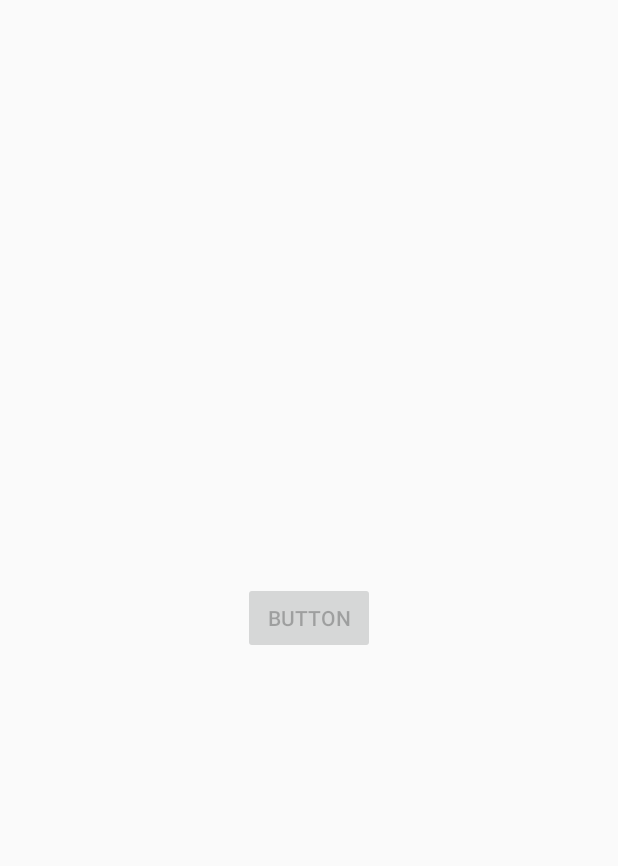
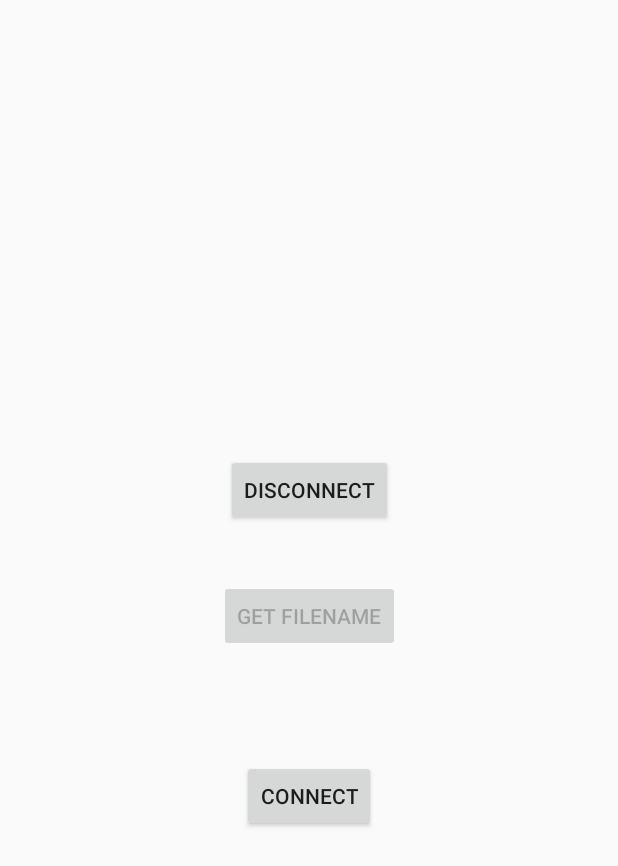
Before and after one commit to cloudyhug/EPJazz, an Android app: the screen it shows after launch (WiFiDirectActivity), on a phone screen of 412 x 824 dp. Shown: the top 866 px of the screen. Run offline under Robolectric (Android 15) with nearby library versions, the phone set to English and light mode, and no system bars; 1 statement that could not run was skipped.

Commit message:
connect and disconnect buttons

```diff
--- a/EPNetworkTest/app/src/main/java/ep/net/DeviceConnectionInfoListener.java
+++ b/EPNetworkTest/app/src/main/java/ep/net/DeviceConnectionInfoListener.java
@@ -21,19 +21,6 @@ public class DeviceConnectionInfoListener implements ConnectionInfoListener {
         return info;
     }
 
-    // fonction ou bouton disconnect -> activity.disconnect()
-    // fonction connect
-    /*
-    {
-        WifiP2pConfig config = new WifiP2pConfig();
-        config.deviceAddress = device.deviceAddress;
-        config.wps.setup = WpsInfo.PBC;
-        // print connecting to + device address
-        // ...
-
-        activity.connect(config);
-    }*/
-
     @Override
     public void onConnectionInfoAvailable(final WifiP2pInfo info) {
         // The owner IP is now known.
--- a/EPNetworkTest/app/src/main/java/ep/net/DeviceListListener.java
+++ b/EPNetworkTest/app/src/main/java/ep/net/DeviceListListener.java
@@ -24,6 +24,10 @@ public class DeviceListListener implements PeerListListener {
             Log.d(WiFiDirectActivity.TAG, "No devices found");
     }
 
+    public List<WifiP2pDevice> getPeers() {
+        return peers;
+    }
+
     public void clearPeers() {
         peers.clear();
     }
--- a/EPNetworkTest/app/src/main/java/ep/net/WiFiDirectActivity.java
+++ b/EPNetworkTest/app/src/main/java/ep/net/WiFiDirectActivity.java
@@ -20,6 +20,7 @@ import android.app.Activity;
 import android.content.BroadcastReceiver;
 import android.content.Context;
 import android.content.IntentFilter;
+import android.net.wifi.WpsInfo;
 import android.net.wifi.p2p.WifiP2pConfig;
 import android.net.wifi.p2p.WifiP2pDevice;
 import android.net.wifi.p2p.WifiP2pInfo;
@@ -59,6 +60,8 @@ public class WiFiDirectActivity extends Activity implements ChannelListener {
     private DeviceConnectionInfoListener connectionInfoListener;
 
     private Button getFilenameButton;
+    private Button connectButton;
+    private Button disconnectButton;
 
     private WiFiDirectActivity activity;
 
@@ -91,12 +94,34 @@ public class WiFiDirectActivity extends Activity implements ChannelListener {
         getFilenameButton = findViewById(R.id.get_filename_button);
         getFilenameButton.setEnabled(false);
 
+        connectButton = findViewById(R.id.connect_button);
+        disconnectButton = findViewById(R.id.disconnect_button);
+
         activity = this;
 
         getFilenameButton.setOnClickListener(new View.OnClickListener() {
             @Override
             public void onClick(View v) {
                 new ClientAsyncTask(activity, connectionInfoListener.getInfo().groupOwnerAddress).execute();
+            }
+        });
+
+        connectButton.setOnClickListener(new View.OnClickListener() {
+            @Override
+            public void onClick(View v) {
+                for (WifiP2pDevice d : deviceListListener.getPeers()) {
+                    WifiP2pConfig config = new WifiP2pConfig();
+                    config.deviceAddress = d.deviceAddress;
+                    config.wps.setup = WpsInfo.PBC;
+                    connect(config);
+                }
+            }
+        });
+
+        disconnectButton.setOnClickListener(new View.OnClickListener() {
+            @Override
+            public void onClick(View v) {
+                disconnect();
             }
         });
 
@@ -137,7 +162,6 @@ public class WiFiDirectActivity extends Activity implements ChannelListener {
         if (!isWifiP2pEnabled) {
             Toast.makeText(WiFiDirectActivity.this, "Warning : Wifi P2P disabled",
                     Toast.LENGTH_SHORT).show();
-            return;
         }
         manager.discoverPeers(channel, new WifiP2pManager.ActionListener() {
 
@@ -171,7 +195,7 @@ public class WiFiDirectActivity extends Activity implements ChannelListener {
         });
     }
 
-    /*public void disconnect() {
+    public void disconnect() {
         // empty the displayed peer list
         // ...
 
@@ -189,7 +213,7 @@ public class WiFiDirectActivity extends Activity implements ChannelListener {
             }
 
         });
-    }*/
+    }
 
     @Override
     public void onChannelDisconnected() {
--- a/EPNetworkTest/app/src/main/res/layout/wifi_direct_activity.xml
+++ b/EPNetworkTest/app/src/main/res/layout/wifi_direct_activity.xml
@@ -14,9 +14,38 @@
         android:layout_marginEnd="8dp"
         android:layout_marginStart="8dp"
         android:layout_marginTop="8dp"
-        android:text="Button"
+        android:text="get filename"
+        app:layout_constraintBottom_toBottomOf="parent"
+        app:layout_constraintEnd_toEndOf="parent"
+        app:layout_constraintHorizontal_bias="0.502"
+        app:layout_constraintStart_toStartOf="parent"
+        app:layout_constraintTop_toTopOf="parent"
+        app:layout_constraintVertical_bias="0.498" />
+
+    <Button
+        android:id="@+id/connect_button"
+        android:layout_width="wrap_content"
+        android:layout_height="wrap_content"
+        android:layout_marginBottom="8dp"
+        android:layout_marginEnd="8dp"
+        android:layout_marginStart="8dp"
+        android:layout_marginTop="8dp"
+        android:text="connect"
         app:layout_constraintBottom_toBottomOf="parent"
         app:layout_constraintEnd_toEndOf="parent"
         app:layout_constraintStart_toStartOf="parent"
-        app:layout_constraintTop_toTopOf="parent" />
+        app:layout_constraintTop_toBottomOf="@+id/get_filename_button"
+        app:layout_constraintVertical_bias="0.196" />
+
+    <Button
+        android:id="@+id/disconnect_button"
+        android:layout_width="wrap_content"
+        android:layout_height="wrap_content"
+        android:layout_marginBottom="36dp"
+        android:layout_marginEnd="8dp"
+        android:layout_marginStart="8dp"
+        android:text="disconnect"
+        app:layout_constraintBottom_toTopOf="@+id/get_filename_button"
+        app:layout_constraintEnd_toEndOf="parent"
+        app:layout_constraintStart_toStartOf="parent" />
 </android.support.constraint.ConstraintLayout>
```
